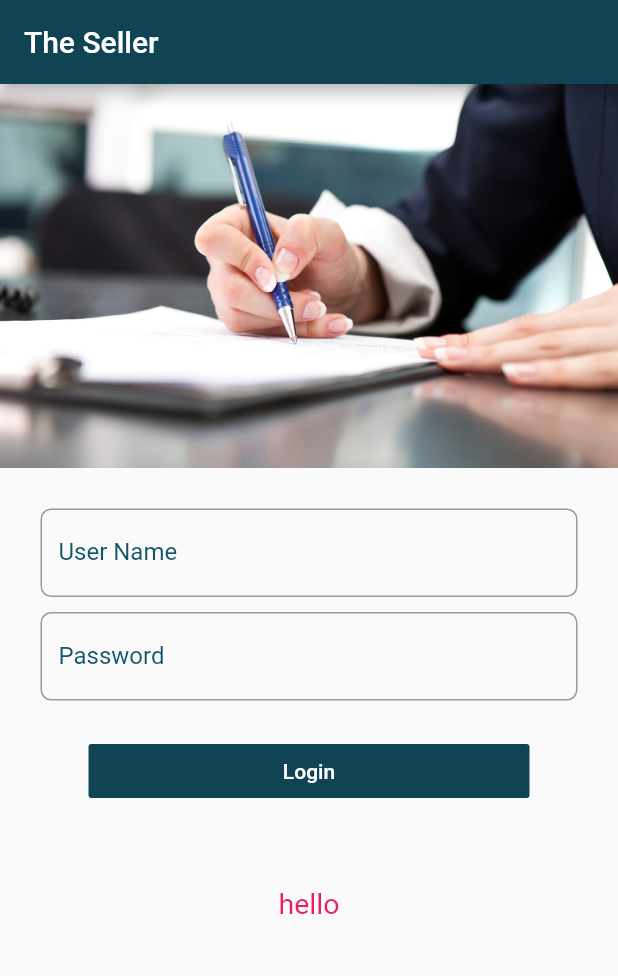
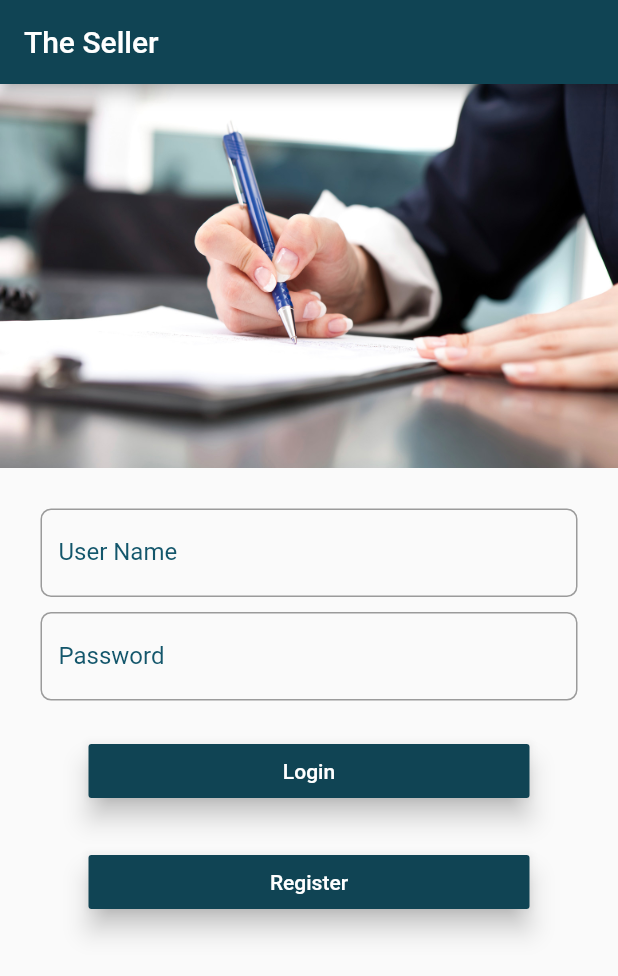
Before and after one commit to Suhaib-zoubi/The-Seller-Flutter, a Flutter app: the screen it shows after launch, on a phone screen of 412 x 824 dp. Shown: the top 976 px of the screen. Run offline on Flutter 3.47's test engine with Material 2 defaults, Android fonts, the phone set to English and light mode, and no system bars; our stand-ins replace shared_preferences.

Commit message:
add register page

```diff
--- a/lib/Controllers/databasehelper.dart
+++ b/lib/Controllers/databasehelper.dart
@@ -1,35 +1,45 @@
 import 'dart:async';
 import 'dart:convert';
+import 'package:flutter/material.dart';
 import 'package:http/http.dart' as http;
 import 'package:shared_preferences/shared_preferences.dart';
 
 class DatabaseHelper {
+  String serverUrl =
+      "https://the-seller20200630093320.azurewebsites.net/UsersWS.asmx";
+  static String userId = "empty";
 
-  String serverUrl = "https://the-seller20200630093320.azurewebsites.net/UsersWS.asmx";
-  static String value="0";
-
-  Future<Object> loginData(String username,String password) async {
+  Future<Object> loginData(String username, String password) async {
     String myUrl = '$serverUrl/Login?UserName=$username&Password=$password';
     http.Response response = await http.get(myUrl);
-    final res= json.decode(response.body);
-    _save(res["UserID"].toString());
+    final res = json.decode(response.body);
+    save(res["UserID"].toString());
     return res["Message"];
   }
 
+  Future<Map> registerData(String username, String password, String email,
+      String phoneNumber) async {
+    String myUrl = '$serverUrl/Register?UserName=$username&Password=$password'
+        '&Email=$email&PhoneNumber=$phoneNumber&Logtit=25&Latitle=89&gender=1';
+    http.Response response = await http.get(myUrl);
+    final res = json.decode(response.body);
+    print('TEST register');
+    print(res["Message"]);
+    return res;
+  }
 
-  _save(String userID) async {
+  save(String userID) async {
     final prefs = await SharedPreferences.getInstance();
     final key = 'UserID';
-     value = userID;
-    prefs.setString(key, value);
+    userId = userID;
+    prefs.setString(key, userId);
   }
 
-
-   loadData() async {
+  loadData(BuildContext context) async {
     final prefs = await SharedPreferences.getInstance();
     final key = 'UserID';
-     value = prefs.get(key ) ?? 0;
-    print('TEST read : $value');
+    userId = prefs.get(key) ?? "empty";
+    print('TEST read : $userId');
+    if (userId == "empty") Navigator.pushReplacementNamed(context, '/login');
   }
-
 }
--- /dev/null
+++ b/lib/UI/ControlPanel.dart
@@ -0,0 +1,44 @@
+import 'package:flutter/cupertino.dart';
+import 'package:flutter/material.dart';
+import 'package:the_seller/Controllers/databasehelper.dart';
+
+class ControlPanel extends StatefulWidget {
+  @override
+  State<StatefulWidget> createState() {
+    // TODO: implement createState
+    return ControlPanelState();
+  }
+}
+
+class ControlPanelState extends State<ControlPanel> {
+  DatabaseHelper databaseHelper = DatabaseHelper();
+
+  @override
+  void initState() {
+    // TODO: implement initState
+    super.initState();
+    databaseHelper.loadData(context);
+  }
+
+  @override
+  Widget build(BuildContext context) {
+    return MaterialApp(
+        debugShowCheckedModeBanner: false,
+        home: Scaffold(
+          appBar: AppBar(
+            backgroundColor: Color(0xFF104454),
+            title: Text("The Seller"),
+            actions: [
+              IconButton(
+                icon: Icon(Icons.logout),
+                onPressed: () {
+                  DatabaseHelper databaseHelper = DatabaseHelper();
+                  databaseHelper.save("empty");
+                  databaseHelper.loadData(context);
+                },
+              )
+            ],
+          ),
+        ));
+  }
+}
--- a/lib/UI/Login.dart
+++ b/lib/UI/Login.dart
@@ -1,7 +1,3 @@
-import 'dart:async';
-import 'dart:convert';
-import 'package:http/http.dart' as http;
-
 import 'package:flutter/cupertino.dart';
 import 'package:flutter/material.dart';
 import 'package:the_seller/Controllers/databasehelper.dart';
@@ -17,34 +13,52 @@ class Login extends StatefulWidget {
 class LoginState extends State<Login> {
   final TextEditingController _username = new TextEditingController();
   final TextEditingController _password = new TextEditingController();
-  var result = "hello";
-  Login login = new Login();
+  var result = "";
   DatabaseHelper databaseHelper = DatabaseHelper();
+  var isPressed;
 
   @override
   void initState() {
     // TODO: implement initState
     super.initState();
-    databaseHelper.loadData();
+    databaseHelper.save("empty");
+    isPressed = false;
   }
 
   void _onLogin() async {
+    setState(() {
+      isPressed = true;
+      result = '';
+    });
     print(_username.text.trim().toString());
     print(_password.text.trim().toString());
-    Object data = await (databaseHelper.loginData(
-        _username.text.trim().toString(), _password.text.trim().toString()));
+
+    await databaseHelper
+        .loginData(
+            _username.text.trim().toString(), _password.text.trim().toString())
+        .then((value) {
+      if (DatabaseHelper.userId == "0") {
         setState(() {
-      result = data;
+          isPressed = false;
+          result = value;
           print('**************$result*************');
-      print('**************${DatabaseHelper.value}*************');
+          print('**************${DatabaseHelper.userId}*************');
+        });
+        print('here');
+      } else {
+        setState(() {
+          isPressed = false;
+        });
+        Navigator.pushReplacementNamed(context, '/controlPanel');
+        print('here2');
+        print(DatabaseHelper.userId);
+      }
     });
   }
 
   @override
   Widget build(BuildContext context) {
-    return MaterialApp(
-        debugShowCheckedModeBanner: false,
-        home: Scaffold(
+    return Scaffold(
         appBar: AppBar(
           backgroundColor: Color(0xFF104454),
           title: Text("The Seller"),
@@ -98,13 +112,27 @@ class LoginState extends State<Login> {
                       width: 300.0,
                       margin: EdgeInsets.only(top: 20.0),
                       padding: EdgeInsets.all(3.0),
-                        child: FlatButton(
+                      child: RaisedButton(
                         color: Color(0xFF104454),
                         textColor: Colors.white,
                         onPressed: () => _onLogin(),
                         child: new Text('Login'),
+                        elevation: 7.0,
                       ),
-                      )
+                    ),
+                    Container(
+                      width: 300.0,
+                      margin: EdgeInsets.only(top: 20.0),
+                      padding: EdgeInsets.all(3.0),
+                      child: RaisedButton(
+                        color: Color(0xFF104454),
+                        textColor: Colors.white,
+                        onPressed: () =>
+                            Navigator.pushNamed(context, '/register'),
+                        child: new Text('Register'),
+                        elevation: 7.0,
+                      ),
+                    ),
                   ],
                 ),
               ),
@@ -112,7 +140,9 @@ class LoginState extends State<Login> {
                 child: Container(
                   margin: EdgeInsets.only(top: 20.0),
                   padding: EdgeInsets.all(3.0),
-                    child: Text(
+                  child: isPressed
+                      ? CircularProgressIndicator()
+                      : Text(
                           "$result",
                           style: TextStyle(fontSize: 19.0, color: Colors.pink),
                         ),
@@ -120,7 +150,6 @@ class LoginState extends State<Login> {
               )
             ],
           ),
-          ),
         ));
   }
 }
--- a/lib/main.dart
+++ b/lib/main.dart
@@ -1,5 +1,22 @@
 import 'package:flutter/material.dart';
 import 'package:the_seller/UI/Login.dart';
-void main() {
-  runApp(Login());
+import 'package:the_seller/UI/Register.dart';
+import 'UI/ControlPanel.dart';
+
+void main() => runApp(MyApp());
+
+class MyApp extends StatelessWidget {
+  @override
+  Widget build(BuildContext context) {
+    return MaterialApp(
+      debugShowCheckedModeBanner: false,
+      title: 'The Seller',
+      home: ControlPanel(),
+      routes: <String, WidgetBuilder>{
+        '/register': (BuildContext) => Register(),
+        '/login': (BuildContext) => Login(),
+        '/controlPanel': (BuildContext) => ControlPanel(),
+      },
+    );
+  }
 }
```
Also changed, not shown: lib/UI/Register.dart (added, +163 -0 lines). Lines whose indentation alone changed are shown as unchanged.
